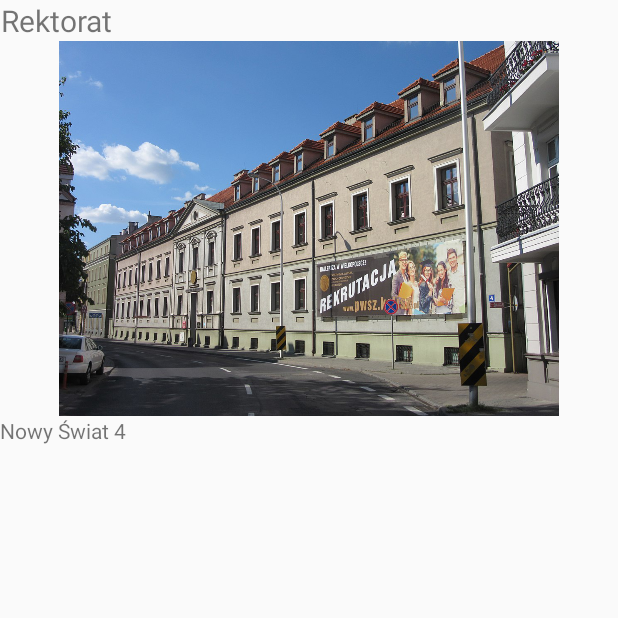
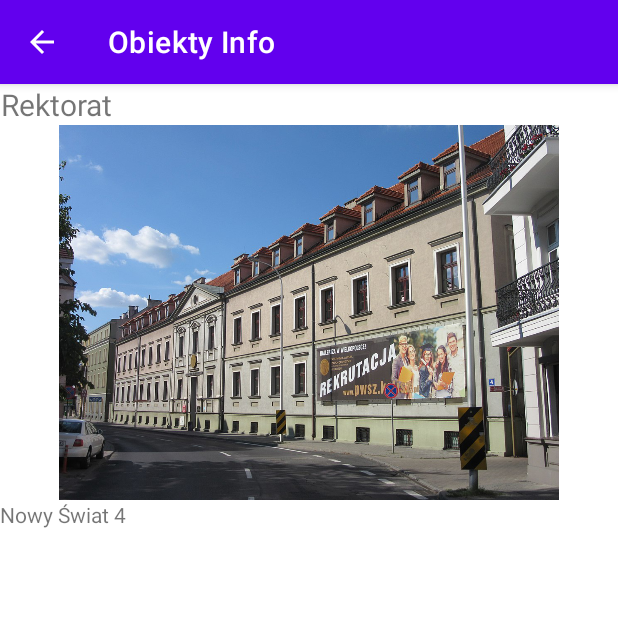
Before and after one commit to niedzwiadek7-code/ApkaDamian, an Android app: the ObiektyInfo screen opened directly, with no data from a screen before it, on a phone screen of 412 x 824 dp, the top half of it. Run offline under Robolectric (Android 15) with nearby library versions, the phone set to English and light mode, and no system bars; 1 statement that could not run was skipped.

Commit message:
third part lab 9

```diff
--- a/app/src/main/java/pl/kalisz/akdemia/pup/apkadamian30685/ObiektyInfo.java
+++ b/app/src/main/java/pl/kalisz/akdemia/pup/apkadamian30685/ObiektyInfo.java
@@ -1,16 +1,24 @@
 package pl.kalisz.akdemia.pup.apkadamian30685;
 
+import androidx.appcompat.app.ActionBar;
 import androidx.appcompat.app.AppCompatActivity;
 
 import android.os.Bundle;
 
 public class ObiektyInfo extends AppCompatActivity {
+    public static final String EXTRA_OBIEKT_ID = "id";
 
     @Override
     protected void onCreate(Bundle savedInstanceState) {
         super.onCreate(savedInstanceState);
         setContentView(R.layout.activity_obiekty_info);
 
+        ActionBar actionBar = getSupportActionBar();
+        actionBar.setDisplayHomeAsUpEnabled(true);
+
         ObiektyInfoFragment frag = (ObiektyInfoFragment) getSupportFragmentManager().findFragmentById(R.id.info_frag);
+
+        int obiektId = (int) getIntent().getExtras().get(EXTRA_OBIEKT_ID);
+        frag.setObiekt(obiektId);
     }
 }
--- a/app/src/main/res/values/strings.xml
+++ b/app/src/main/res/values/strings.xml
@@ -49,4 +49,7 @@
     <!-- TODO: Remove or change this placeholder text -->
     <string name="hello_blank_fragment">Hello blank fragment</string>
 
+    <string name="obiekty_info"> Obiekty Info </string>
+    <string name="obiekty_lista"> Obiekty Lista </string>
+
 </resources>
```
Also changed, not shown: app/src/main/AndroidManifest.xml (+8 -2 lines), app/src/main/java/pl/kalisz/akdemia/pup/apkadamian30685/ObiektyLista.java (+10 -1 lines), app/src/main/java/pl/kalisz/akdemia/pup/apkadamian30685/ObiektyListaFragment.java (+23 -0 lines).
